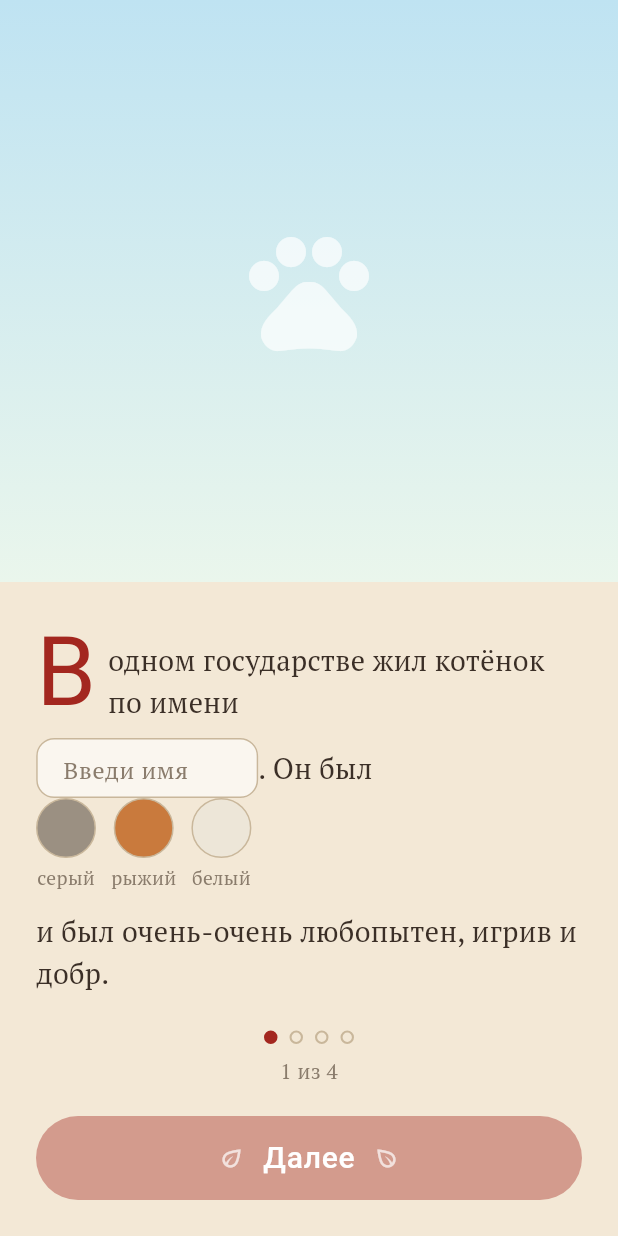
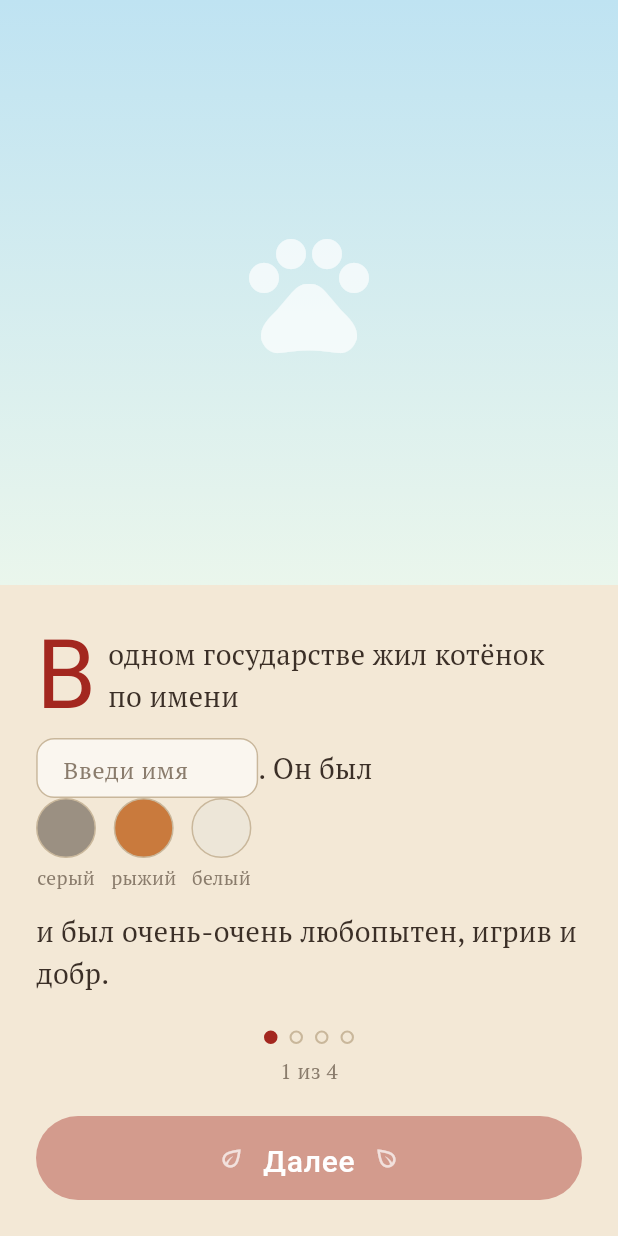
Before and after one commit to andromeda-finni/app, a Flutter app: the screen it shows after launch, on a phone screen of 412 x 824 dp. Run offline on Flutter 3.47's test engine with Material 3 defaults, Android fonts, the light colour scheme and no system bars; our stand-ins replace flutter_secure_storage, google_fonts.

Commit message:
added onboarding page

```diff
--- a/lib/main.dart
+++ b/lib/main.dart
@@ -49,7 +49,13 @@ class _StartupGateState extends State<_StartupGate> {
           );
         }
         if (snapshot.data == null) {
-          return const OnboardingFlow();
+          return OnboardingFlow(
+            onFinished: (data) {
+              Navigator.of(context).pushReplacement(
+                MaterialPageRoute(builder: (_) => OnboardingCompletePlaceholder(data: data)),
+              );
+            },
+          );
         }
         // TODO: replace with the real pet home screen once it exists.
         return const Scaffold(
--- a/lib/onboarding/onboarding_data.dart
+++ b/lib/onboarding/onboarding_data.dart
@@ -10,18 +10,46 @@ class FurColorOption {
   final int swatch; // ARGB color value, kept as int to avoid importing Flutter here.
 }
 
-/// Data collected across all 4 onboarding steps. Only step 1's fields are
-/// populated for now; later steps add to this as they're built.
+/// Total coins the tutorial budget on step 3 distributes between the three
+/// categories. Maps to budget_plans.need_amount/want_amount/savings_amount
+/// in the backend (see db/migrations/0007_periods.sql) once wired up —
+/// candy = WANT, other things = NEED, piggy bank = SAVINGS.
+const kTutorialBudgetTotal = 10;
+
+/// Data collected across all 4 onboarding steps.
 class OnboardingData {
-  OnboardingData({this.petName = '', this.furColorId});
+  OnboardingData({
+    this.petName = '',
+    this.furColorId,
+    this.candyAmount = 4,
+    this.otherAmount = 2,
+    this.piggyAmount = 4,
+  });
 
   String petName;
   String? furColorId;
 
-  OnboardingData copyWith({String? petName, String? furColorId}) {
+  // Step 3: tutorial budget split. Always sums to kTutorialBudgetTotal.
+  int candyAmount; // WANT
+  int otherAmount; // NEED
+  int piggyAmount; // SAVINGS
+
+  int get allocated => candyAmount + otherAmount + piggyAmount;
+  int get unallocated => kTutorialBudgetTotal - allocated;
+
+  OnboardingData copyWith({
+    String? petName,
+    String? furColorId,
+    int? candyAmount,
+    int? otherAmount,
+    int? piggyAmount,
+  }) {
     return OnboardingData(
       petName: petName ?? this.petName,
       furColorId: furColorId ?? this.furColorId,
+      candyAmount: candyAmount ?? this.candyAmount,
+      otherAmount: otherAmount ?? this.otherAmount,
+      piggyAmount: piggyAmount ?? this.piggyAmount,
     );
   }
 }
--- a/lib/onboarding/onboarding_step1_screen.dart
+++ b/lib/onboarding/onboarding_step1_screen.dart
@@ -74,6 +74,7 @@ class _OnboardingStep1ScreenState extends State<OnboardingStep1Screen> {
                     const SizedBox(height: 20),
                     StoryButton(
                       label: 'Далее',
+                      showFlourish: true,
                       onPressed: _canContinue ? () => widget.onNext(_data) : null,
                     ),
                   ],
@@ -106,15 +107,12 @@ class _StoryParagraph extends StatelessWidget {
       crossAxisAlignment: CrossAxisAlignment.start,
       children: [
         Row(
-          crossAxisAlignment: CrossAxisAlignment.start,
+          crossAxisAlignment: CrossAxisAlignment.center,
           children: [
             Text('В', style: AppTextStyles.dropCap),
             const SizedBox(width: 8),
             Expanded(
-              child: Padding(
-                padding: const EdgeInsets.only(top: 10),
-                child: Text('одном государстве жил котёнок по имени', style: AppTextStyles.story),
-              ),
+              child: Text('одном государстве жил котёнок по имени', style: AppTextStyles.story),
             ),
           ],
         ),
--- a/lib/onboarding/widgets/step_progress.dart
+++ b/lib/onboarding/widgets/step_progress.dart
@@ -10,22 +10,32 @@ class StepProgress extends StatelessWidget {
   @override
   Widget build(BuildContext context) {
     return Column(
+      mainAxisSize: MainAxisSize.min,
       children: [
         Row(
           mainAxisAlignment: MainAxisAlignment.center,
           children: List.generate(totalSteps, (index) {
-            final isActive = index == currentStep - 1;
+            final stepNo = index + 1;
+            final Color color;
+            final Color borderColor;
+            if (stepNo == currentStep) {
+              color = AppColors.crimson;
+              borderColor = AppColors.crimson;
+            } else if (stepNo < currentStep) {
+              color = AppColors.crimsonFaded;
+              borderColor = AppColors.crimsonFaded;
+            } else {
+              color = Colors.transparent;
+              borderColor = AppColors.fieldBorder;
+            }
             return Container(
               margin: const EdgeInsets.symmetric(horizontal: 4),
               width: 9,
               height: 9,
               decoration: BoxDecoration(
                 shape: BoxShape.circle,
-                color: isActive ? AppColors.crimson : Colors.transparent,
-                border: Border.all(
-                  color: isActive ? AppColors.crimson : AppColors.fieldBorder,
-                  width: 1.4,
-                ),
+                color: color,
+                border: Border.all(color: borderColor, width: 1.4),
               ),
             );
           }),
--- a/lib/onboarding/widgets/story_button.dart
+++ b/lib/onboarding/widgets/story_button.dart
@@ -1,41 +1,58 @@
 import 'package:flutter/material.dart';
 import '../../theme/app_theme.dart';
 
+/// The red pill button used to advance onboarding. Step 1 uses a full-width
+/// version with leaf flourishes; steps 2-4 sit next to a back button and
+/// hug their label instead (flourishes only on the very first/last step,
+/// matching the reference designs).
 class StoryButton extends StatelessWidget {
-  const StoryButton({super.key, required this.label, required this.onPressed});
+  const StoryButton({
+    super.key,
+    required this.label,
+    required this.onPressed,
+    this.expand = true,
+    this.showFlourish = false,
+  });
 
   final String label;
   final VoidCallback? onPressed;
+  final bool expand;
+  final bool showFlourish;
 
   @override
   Widget build(BuildContext context) {
     final enabled = onPressed != null;
-    return SizedBox(
-      width: double.infinity,
-      height: 56,
-      child: ElevatedButton(
+    final button = ElevatedButton(
       onPressed: onPressed,
       style: ElevatedButton.styleFrom(
         backgroundColor: AppColors.crimson,
         disabledBackgroundColor: AppColors.crimson.withValues(alpha: 0.4),
         foregroundColor: Colors.white,
+        padding: EdgeInsets.symmetric(horizontal: expand ? 24 : 28, vertical: 16),
         shape: const StadiumBorder(),
         elevation: enabled ? 3 : 0,
       ),
       child: Row(
+        mainAxisSize: MainAxisSize.min,
         mainAxisAlignment: MainAxisAlignment.center,
         children: [
+          if (showFlourish) ...[
             const Icon(Icons.eco_outlined, color: Colors.white70, size: 18),
             const SizedBox(width: 12),
+          ],
           Text(label, style: AppTextStyles.button),
+          if (showFlourish) ...[
             const SizedBox(width: 12),
             Transform.flip(
               flipX: true,
               child: const Icon(Icons.eco_outlined, color: Colors.white70, size: 18),
             ),
           ],
-        ),
+        ],
       ),
     );
+
+    if (!expand) return button;
+    return SizedBox(width: double.infinity, height: 56, child: button);
   }
 }
--- a/lib/theme/app_theme.dart
+++ b/lib/theme/app_theme.dart
@@ -11,9 +11,12 @@ abstract final class AppColors {
   static const skyBottom = Color(0xFFEAF6EC);
   static const crimson = Color(0xFFA3271F);
   static const crimsonDark = Color(0xFF7E1E18);
+  static const crimsonFaded = Color(0xFFD9AFA6);
   static const ink = Color(0xFF3B2F27);
   static const inkMuted = Color(0xFF8A7C6C);
   static const fieldBorder = Color(0xFFC9B79B);
+  static const leafGreen = Color(0xFF4C6B3C);
+  static const cardBg = Color(0xFFFBF4E7);
 }
 
 abstract final class AppTextStyles {
@@ -45,4 +48,20 @@ abstract final class AppTextStyles {
     fontSize: 20,
     letterSpacing: 0.5,
   );
+
+  static TextStyle cardTitle = GoogleFonts.yesevaOne(
+    color: AppColors.ink,
+    fontSize: 22,
+  );
+
+  static TextStyle cardRowLabel = GoogleFonts.ptSerif(
+    color: AppColors.ink,
+    fontSize: 16,
+  );
+
+  static TextStyle counterValue = GoogleFonts.ptSerif(
+    color: AppColors.ink,
+    fontSize: 18,
+    fontWeight: FontWeight.bold,
+  );
 }
```
Also changed, not shown: lib/onboarding/onboarding_flow.dart (+54 -10 lines), lib/onboarding/onboarding_step2_screen.dart (added, +30 -0 lines), lib/onboarding/onboarding_step3_screen.dart (added, +66 -0 lines), lib/onboarding/onboarding_step4_screen.dart (added, +30 -0 lines), lib/onboarding/widgets/back_circle_button.dart (added, +25 -0 lines), lib/onboarding/widgets/drop_cap_ornament.dart (added, +42 -0 lines), lib/onboarding/widgets/drop_cap_story.dart (added, +40 -0 lines), lib/onboarding/widgets/onboarding_step_scaffold.dart (added, +90 -0 lines), lib/onboarding/widgets/tutorial_budget_card.dart (added, +145 -0 lines). Lines whose indentation alone changed are shown as unchanged.
